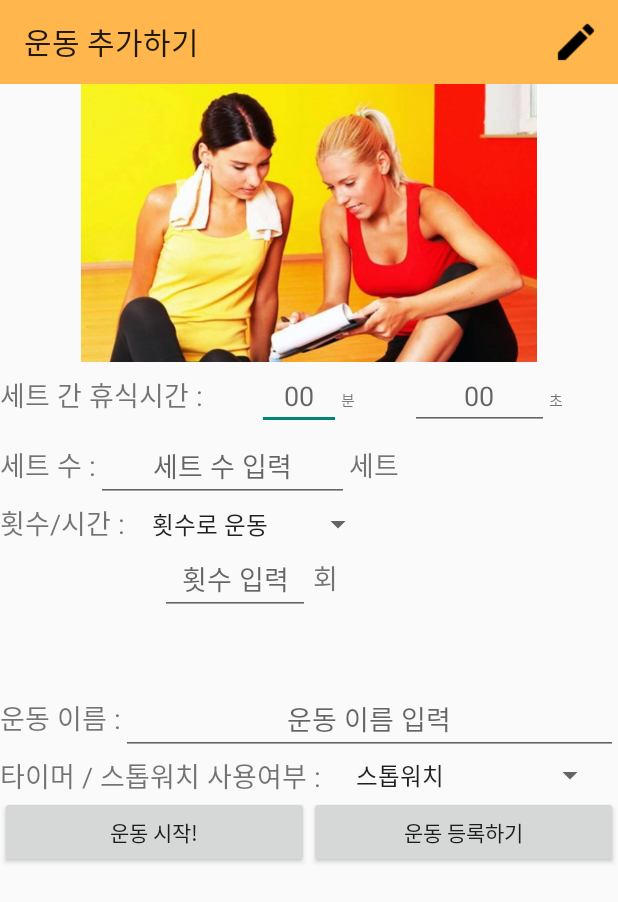
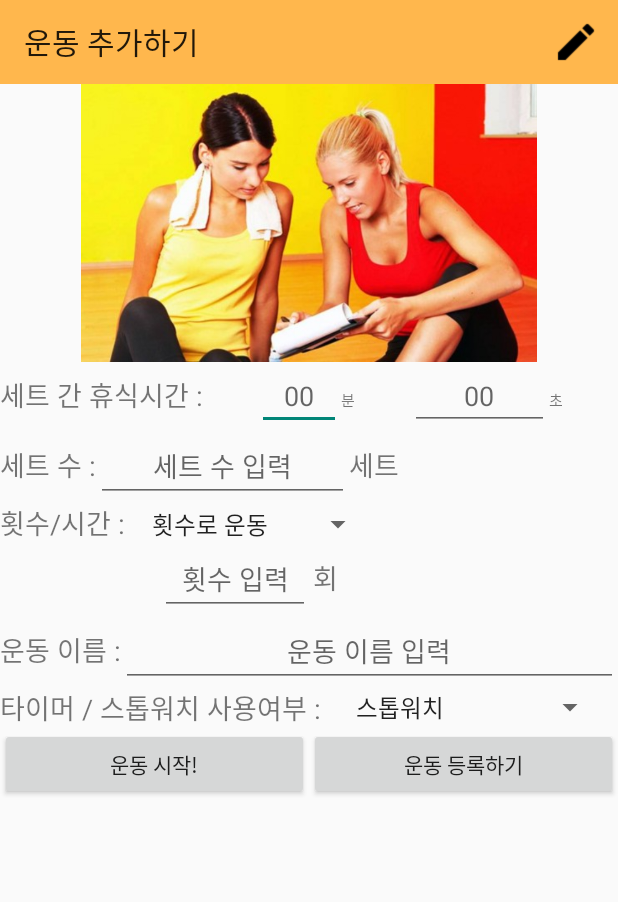
Before and after one commit to SongMarco/WorkOutApp, an Android app: the AddWorkoutActivity screen opened directly, with no data from a screen before it, on a phone screen of 412 x 824 dp. Shown: the top 902 px of the screen. Run offline under Robolectric (Android 15) with nearby library versions, the phone set to English and light mode, and no system bars; 1 statement that could not run was skipped.

Commit message:
isTimeSet -> boolTimeSet

```diff
--- a/app/src/main/java/nova/workoutapp22/AddWorkoutActivity.java
+++ b/app/src/main/java/nova/workoutapp22/AddWorkoutActivity.java
@@ -29,6 +29,7 @@ import nova.workoutapp22.subSources.BasicInfo;
 
 import static nova.workoutapp22.R.id.spinnerTimerSetting;
 import static nova.workoutapp22.subSources.KeySet.MODE_NULL;
+import static nova.workoutapp22.subSources.KeySet.MODE_TIMER;
 import static nova.workoutapp22.subSources.KeySet.key_boolTimeSet;
 import static nova.workoutapp22.subSources.KeySet.key_currentSet;
 import static nova.workoutapp22.subSources.KeySet.key_hour;
@@ -180,6 +181,7 @@ public class AddWorkoutActivity extends AppCompatActivity implements AdapterView
 
                 intentPlayWo.putExtra(key_boolTimeSet, isTimeSet);
                 intentPlayWo.putExtra(key_timerMode, timerMode);
+
 
 
 
@@ -470,7 +472,7 @@ public class AddWorkoutActivity extends AppCompatActivity implements AdapterView
                 //if numOrTime이 시간설정일 경우
                 if (numOrTime.equals(getResources().getStringArray(R.array.numOrTime)[1])) {
                     frameTime.setVisibility(View.VISIBLE);
-                    linearNum.setVisibility(View.INVISIBLE);
+                    linearNum.setVisibility(View.GONE);
 
                     spinnerTimer.setSelection(1);
                     spinnerTimer.setEnabled(false);
@@ -487,9 +489,10 @@ public class AddWorkoutActivity extends AppCompatActivity implements AdapterView
                         spinnerTimer.setEnabled(true);
                     }
 
-
-                    frameTime.setVisibility(View.INVISIBLE);
                     linearNum.setVisibility(View.VISIBLE);
+                    if(!(timerMode == MODE_TIMER) ){
+                        frameTime.setVisibility(View.GONE);
+                    }
 
                     isTimeSet = false;
                 }
@@ -500,8 +503,18 @@ public class AddWorkoutActivity extends AppCompatActivity implements AdapterView
 
                 timerMode = position;
 
+                if(timerMode == MODE_TIMER){
+                    frameTime.setVisibility(View.VISIBLE);
+                }
+                else{
+                    frameTime.setVisibility(View.GONE);
+                }
+                timerSetting = (String) parent.getItemAtPosition(position);
 
-                timerSetting = (String) parent.getItemAtPosition(position);
+
+
+
+
 
                 break;
         }
--- a/app/src/main/java/nova/workoutapp22/PlayWorkoutActivity.java
+++ b/app/src/main/java/nova/workoutapp22/PlayWorkoutActivity.java
@@ -136,6 +136,7 @@ public class PlayWorkoutActivity extends AppCompatActivity {
         ((TextView)findViewById(R.id.textViewRestTimePl) ).setText( "쉬는시간 : "+outputRestTime );
 
 
+        Toast.makeText(instance, "isTimeset ="+isTimeSet, Toast.LENGTH_SHORT).show();
 
 
         //시간운동 세팅이다.
```
